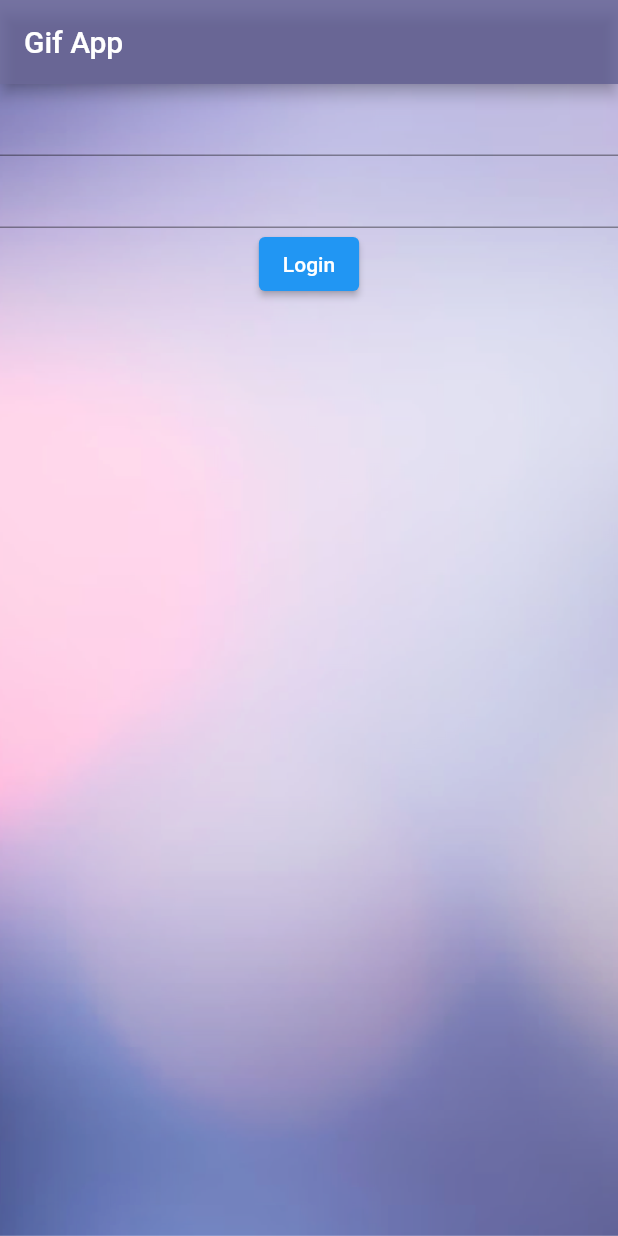
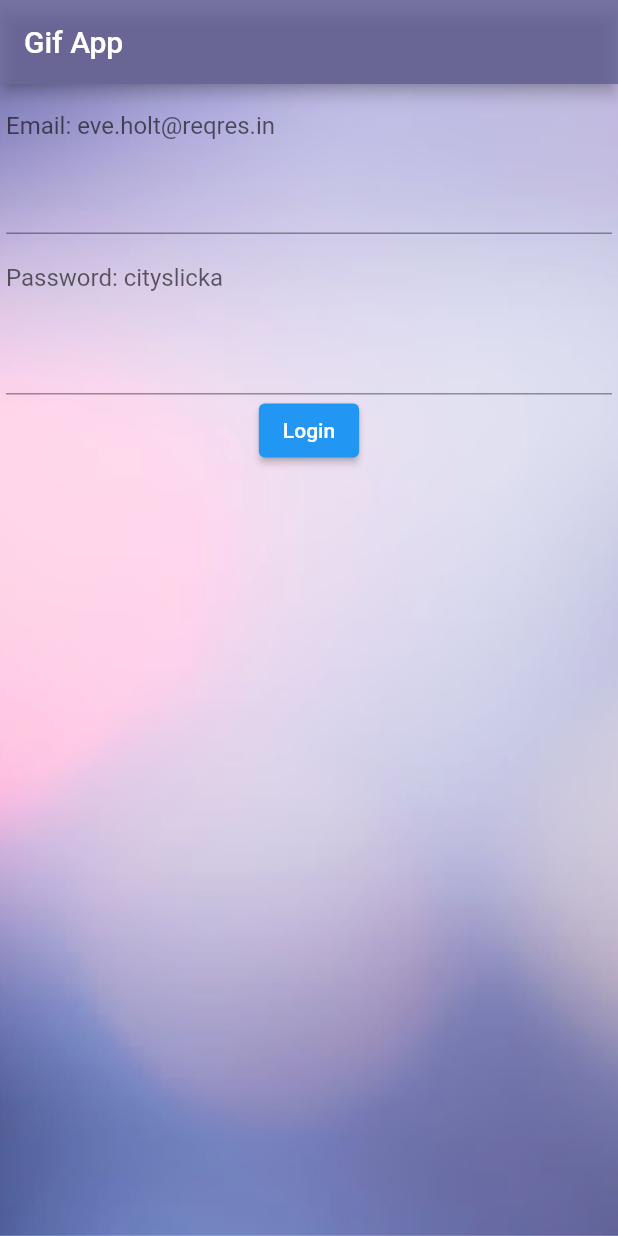
Before and after one commit to gestionarlaweb/bloc_app, a Flutter app: the screen it shows after launch, on a phone screen of 412 x 824 dp. Run offline on Flutter 3.47's test engine with Material 2 defaults, Android fonts, the phone set to English and light mode, and no system bars; our stand-ins replace animate_do, bloc, dio, flutter_bloc.

Commit message:
añadir hintText al TexField

```diff
--- a/lib/app/login/view/login_view.dart
+++ b/lib/app/login/view/login_view.dart
@@ -75,13 +75,25 @@ class LoginView extends StatelessWidget {
   Widget buildForm(BuildContext context, LoginState state) {
     return Form(
       key: formKey,
+      child: Padding(
+        padding: const EdgeInsets.all(4.0),
         child: Column(
           children: [
+            TextField(
+                showCursor: true,
+                decoration: InputDecoration(
+                    border: InputBorder.none,
+                    hintText: 'Email: eve.holt@reqres.in')),
             buildTextField(emailController),
+            TextField(
+                decoration: InputDecoration(
+                    border: InputBorder.none,
+                    labelText: 'Password: cityslicka')),
             buildTextField(passwordController),
             buildButton(context, state)
           ],
         ),
+      ),
     );
   }
 }
```
Lines whose indentation alone changed are shown as unchanged.
